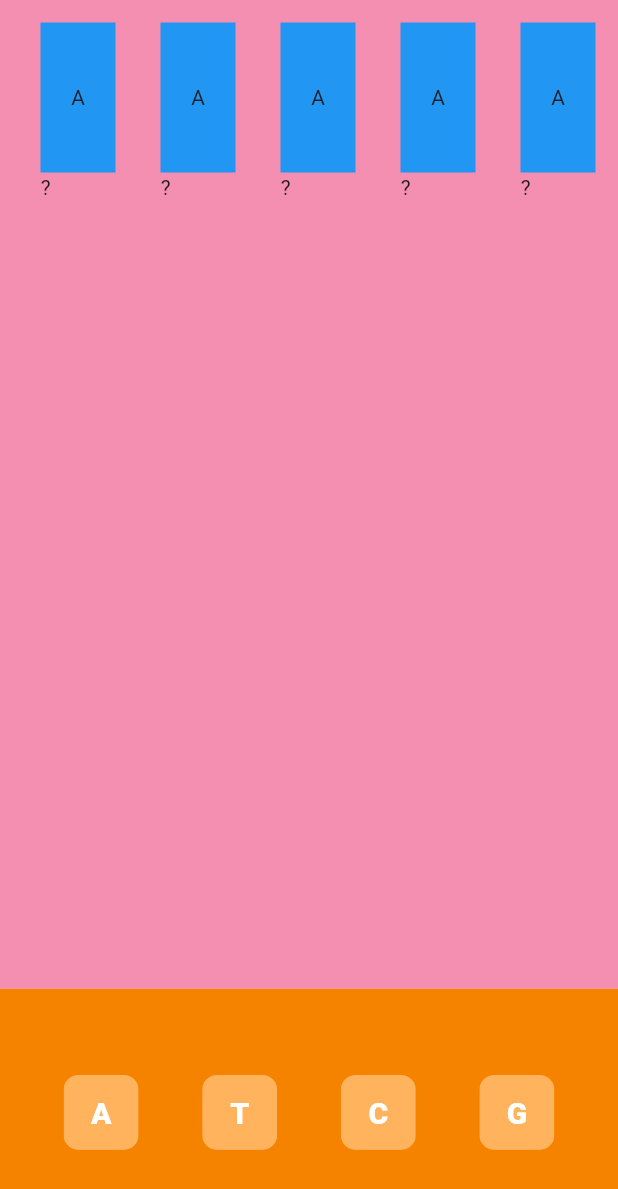
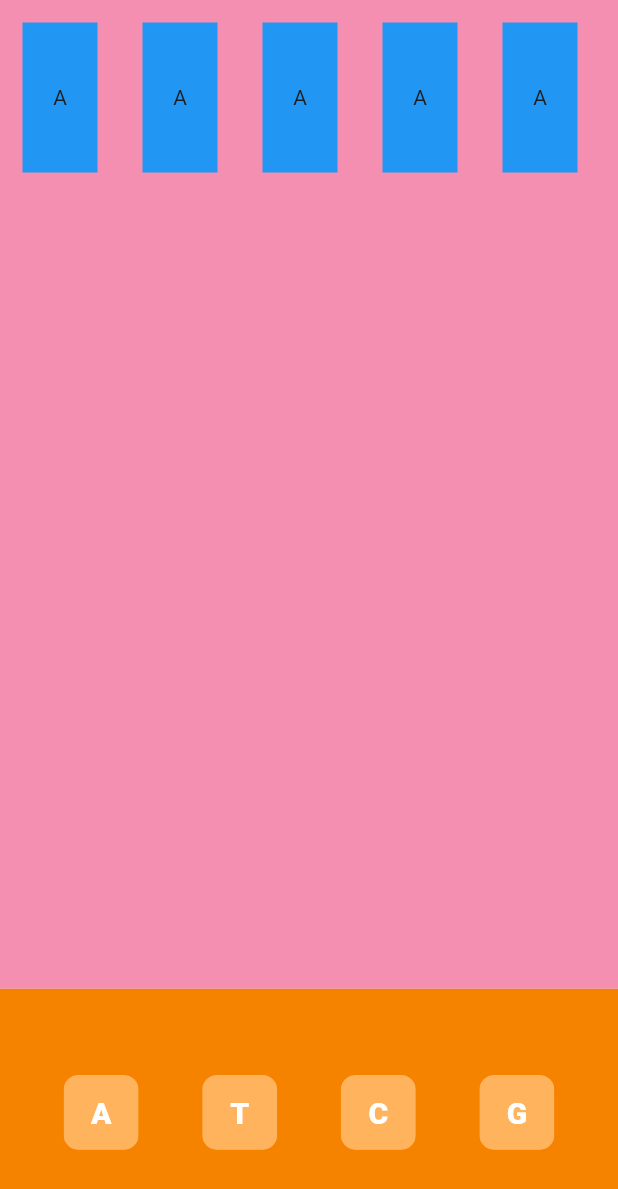
Before and after one commit to BlueberryNuggets/firstly, a Flutter app: the screen it shows after launch, on a phone screen of 412 x 824 dp. Shown: the top 1189 px of the screen. Run offline on Flutter 3.47's test engine with Material 3 defaults, Android fonts, the phone set to English and light mode, and no system bars.

Commit message:
Now working, still missing checking aspect

```diff
--- a/lib/gamescreen.dart
+++ b/lib/gamescreen.dart
@@ -10,34 +10,22 @@ class MyGameScreen extends StatefulWidget {
   State<MyGameScreen> createState() => _MyGameScreenState();
 }
 
-//
 class _MyGameScreenState extends State<MyGameScreen> {
-  String answer = "";
-  //DNA STRAND CREATION
-  List<NitrogenousBase> dnaStrand = [
-    NitrogenousBase(baseType: "A", answer: "",),
-    NitrogenousBase(baseType: "T", answer: "")
-  ];
-  String nucleotide = "";
+  int answerItem = 0;
+  List<NitrogenousBase> dnaStrand = [];
 
-    void createBases() {
-      setState(() {
-        for (int i = 0; i <= 10; i++) {
-        dnaStrand.elementAt(i).answer == answer;
-      }});
+  @override
+  void initState() {
+    super.initState();
+    createDNAstrand();
   }
 
-  String button1 = "A";
-  String button2 = "T";
-  String button3 = "C";
-  String button4 = "G";
-
   void createDNAstrand() {
-    setState(
-      () {
-        int randomNumber;
-        for (int i = 0; i <= 10; i++) {
-          randomNumber = Random().nextInt(4);
+    setState(() {
+      dnaStrand.clear();
+      for (int i = 0; i < 11; i++) {
+        final randomNumber = Random().nextInt(4);
+        String nucleotide = "";
         switch (randomNumber) {
           case 0:
             nucleotide = "A";
@@ -50,60 +38,73 @@ class _MyGameScreenState extends State<MyGameScreen> {
             break;
           case 3:
             nucleotide = "G";
-            default:
+            break;
         }
-          dnaStrand.add(NitrogenousBase(baseType: nucleotide, answer:""));
+        dnaStrand.add(NitrogenousBase(baseType: nucleotide, baseChosen: ""));
       }
-      },
-    );
+    });
   }
+
 
   final ScrollController _scrollController1 = ScrollController();
   int speedControl = 5;
 
-  @override
-  void initState() {
-    super.initState();
-    createDNAstrand();
-    WidgetsBinding.instance.addPostFrameCallback((timestamp) {
-      double minScrollExtent1 = _scrollController1.position.minScrollExtent;
-      double maxScrollExtent1 = _scrollController1.position.maxScrollExtent;
+  // @override
+  // void initState() {
+  //   super.initState();
+  //   createDNAstrand();
+  // //   WidgetsBinding.instance.addPostFrameCallback((timestamp) {
+  // //     double minScrollExtent1 = _scrollController1.position.minScrollExtent;
+  // //     double maxScrollExtent1 = _scrollController1.position.maxScrollExtent;
 
-      animateToMaxMin(maxScrollExtent1, minScrollExtent1, maxScrollExtent1,
-          speedControl, _scrollController1);
+  // //     animateToMaxMin(maxScrollExtent1, minScrollExtent1, maxScrollExtent1,
+  // //         speedControl, _scrollController1);
+  // //   });
+  // // }
+
+  // // animateToMaxMin(double max, double min, double direction, int seconds,
+  // //     ScrollController scrollController) {
+  // //   scrollController
+  // //       .animateTo(direction,
+  // //           duration: Duration(seconds: seconds), curve: Curves.linear);
+  //   //     .then((value) {
+  //   //   direction = direction == max ? min : max;
+  //   //   animateToMaxMin(max, min, direction, seconds, scrollController);
+  //   // });
+  // }
+
+  void adenine() {
+    _updateBaseAtIndex(answerItem, "A");
+  }
+
+  void thymine() {
+    _updateBaseAtIndex(answerItem, "T");
+  }
+
+  void guanine() {
+    _updateBaseAtIndex(answerItem, "G");
+  }
+
+  void cytosine() {
+    _updateBaseAtIndex(answerItem, "C");
+  }
+
+ void _updateBaseAtIndex(int index, String base) {
+    if (index >= 0 && index < dnaStrand.length) {
+      // Create a *new* list with the updated item
+      List<NitrogenousBase> newDnaStrand = List.from(dnaStrand); // Create a copy
+      newDnaStrand[index] = NitrogenousBase(
+        baseType: dnaStrand[index].baseType,
+        baseChosen: base,
+      ); // Update the copy
+      setState(() {
+        dnaStrand = newDnaStrand; // Assign the new list to dnaStrand
+        answerItem++;
+        if (answerItem >= dnaStrand.length) {
+          answerItem = dnaStrand.length - 1;
+        }
       });
     }
-
-  animateToMaxMin(double max, double min, double direction, int seconds,
-      ScrollController scrollController) {
-    scrollController
-        .animateTo(direction,
-            duration: Duration(seconds: seconds), curve: Curves.linear);
-    //     .then((value) {
-    //   direction = direction == max ? min : max;
-    //   animateToMaxMin(max, min, direction, seconds, scrollController);
-    // });
-  }
-
-  void buttonA(){
-    setState(() {
-      answer = button1;
-    });
-  }
-   void buttonT(){
-    setState(() {
-      answer = button2;
-    });
-  }
-   void buttonC(){
-    setState(() {
-      answer = button3;
-    });
-  }
-   void buttonG(){
-    setState(() {
-      answer = button4;
-    });
   }
 
 
@@ -132,10 +133,10 @@ class _MyGameScreenState extends State<MyGameScreen> {
             child: Row(
               mainAxisAlignment: MainAxisAlignment.spaceEvenly,
               children: [
-                MyButton(letter: button1, function: buttonA),
-                MyButton(letter: button2, function: buttonT),
-                MyButton(letter: button3, function: buttonC),
-                MyButton(letter: button4, function: buttonG),
+                MyButton(letter: "A", function: adenine),
+                MyButton(letter: "T", function: thymine),
+                MyButton(letter: "C", function: cytosine),
+                MyButton(letter: "G", function: guanine),
               ],
             ),
           ),
--- a/lib/nitrogenous_base.dart
+++ b/lib/nitrogenous_base.dart
@@ -2,8 +2,8 @@ import "package:flutter/material.dart";
 
 class NitrogenousBase extends StatefulWidget {
   final String baseType;
-  final String answer;
-  const NitrogenousBase({required this.baseType, required this.answer, super.key});
+  String baseChosen;
+  NitrogenousBase({required this.baseType, required this.baseChosen, super.key});
 
   @override
   State<NitrogenousBase> createState() => _NitrogenousBaseState();
@@ -12,10 +12,10 @@ class NitrogenousBase extends StatefulWidget {
 class _NitrogenousBaseState extends State<NitrogenousBase> {
   String complementaryBaseType = "";
   List<Color> dnabaseColor = [
-    Colors.blue,
-    Colors.amber,
-    Colors.green,
-    Colors.deepPurple,
+    Colors.blue, //A
+    Colors.amber, //T
+    Colors.green, //C
+    Colors.deepPurple, //G
     Colors.transparent
   ];
   int basecolorIndex = 0;
@@ -24,30 +24,46 @@ class _NitrogenousBaseState extends State<NitrogenousBase> {
   @override
   void initState() {
     super.initState();
-    pairingChecker();
+    _updateBaseColors();
   }
 
-  //pairing function
-  void pairingChecker() {
-    setState(() {
+ @override
+  void didUpdateWidget(covariant NitrogenousBase oldWidget) {
+    super.didUpdateWidget(oldWidget);
+    if (oldWidget.baseChosen != widget.baseChosen) {
+      _updateBaseColors();
+    }
+  }
+
+
+  void _updateBaseColors() {
     if (widget.baseType == "A") {
       complementaryBaseType = "T";
       basecolorIndex = 0;
-        complementcolorindex = 1;
     } else if (widget.baseType == "T") {
       complementaryBaseType = "A";
       basecolorIndex = 1;
-        complementcolorindex = 0;
     } else if (widget.baseType == "C") {
       complementaryBaseType = "G";
       basecolorIndex = 2;
-        complementcolorindex = 3;
     } else if (widget.baseType == "G") {
       complementaryBaseType = "C";
       basecolorIndex = 3;
+    }
+
+    if (widget.baseChosen == "A") {
+      complementcolorindex = 0;
+    } else if (widget.baseChosen == "T") {
+      complementcolorindex = 1;
+    } else if (widget.baseChosen == "C") {
       complementcolorindex = 2;
+    } else if (widget.baseChosen == "G") {
+      complementcolorindex = 3;
+    } else {
+      complementcolorindex = 4; // Default color if baseChosen is empty
     }
-    });
+
+    setState(() {}); // Rebuild to reflect color changes
   }
 
   @override
@@ -66,10 +82,10 @@ class _NitrogenousBaseState extends State<NitrogenousBase> {
             ),
           ),
           Container(
-            color: dnabaseColor[4],
+            color: dnabaseColor[complementcolorindex],
             width: 50,
             height: 200,
-            child: Text("?"),
+            child: Text(widget.baseChosen),
           ),
         ],
       ),
```
Also changed, not shown: 2 other files. Lines whose indentation alone changed are shown as unchanged.
